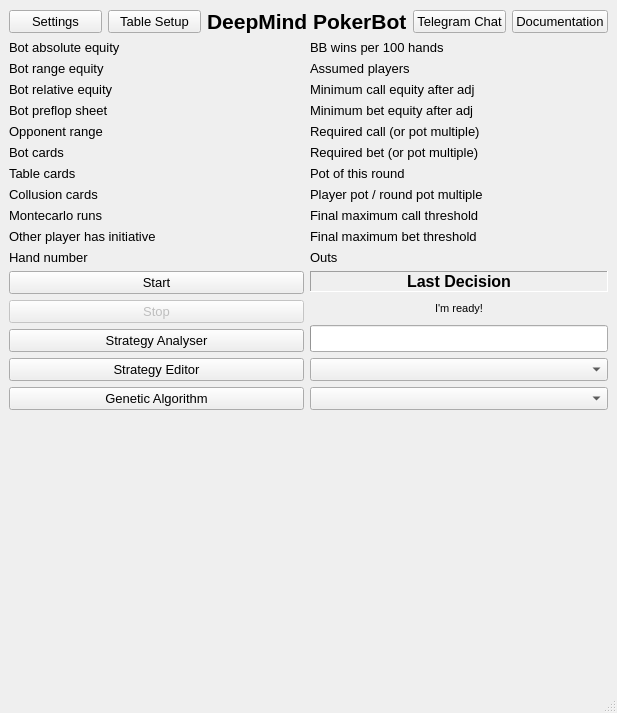
Above: poker/gui/ui/main_form.ui from dickreuter/Poker before the change. Below: the same form after it.
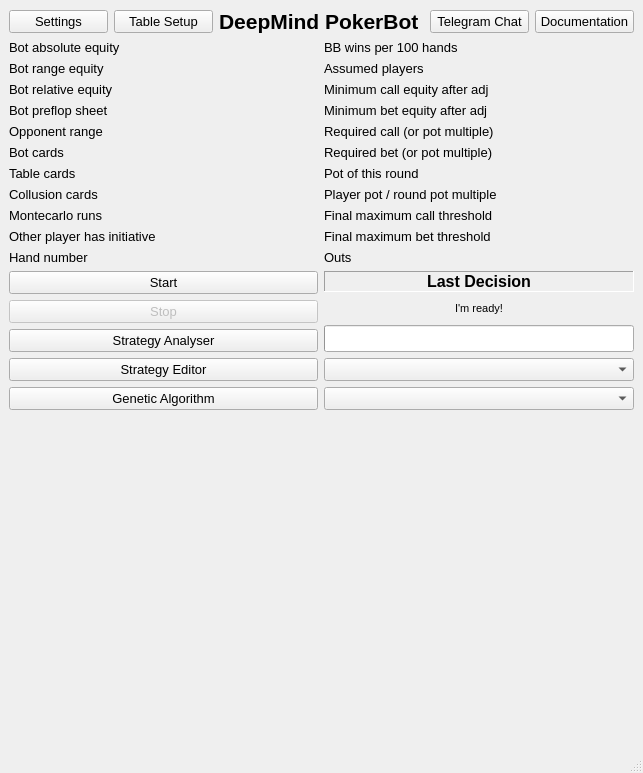
That is the form after the change.

Patch:
```diff
--- a/poker/gui/ui/main_form.ui
+++ b/poker/gui/ui/main_form.ui
@@ -9,22 +9,10 @@
    <rect>
     <x>0</x>
     <y>0</y>
-    <width>617</width>
-    <height>713</height>
+    <width>643</width>
+    <height>773</height>
    </rect>
   </property>
-  <property name="minimumSize">
-   <size>
-    <width>617</width>
-    <height>713</height>
-   </size>
-  </property>
-  <property name="maximumSize">
-   <size>
-    <width>617</width>
-    <height>713</height>
-   </size>
-  </property>
   <property name="font">
    <font>
     <pointsize>12</pointsize>
```
